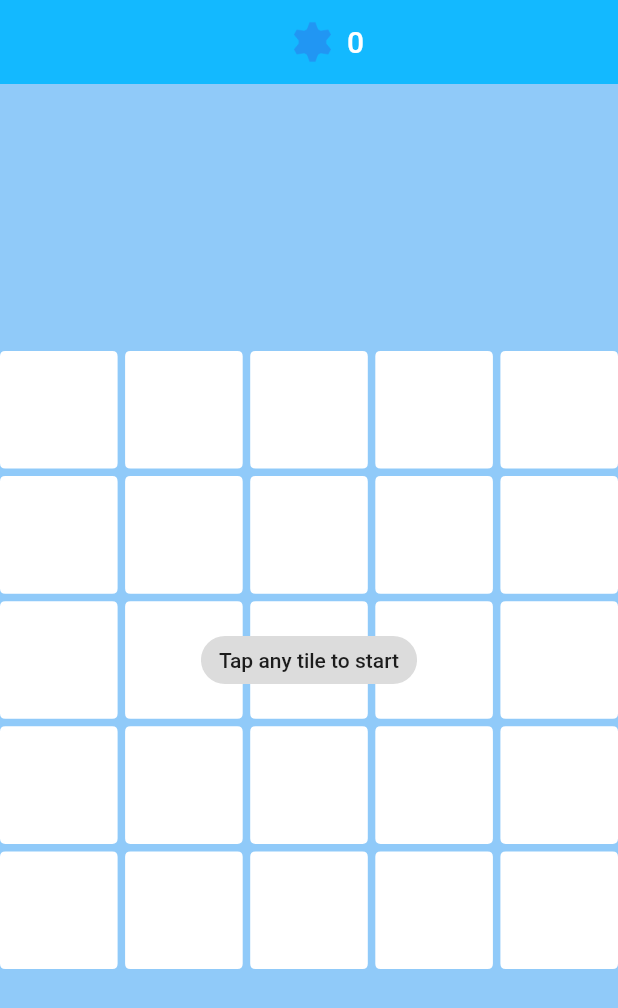
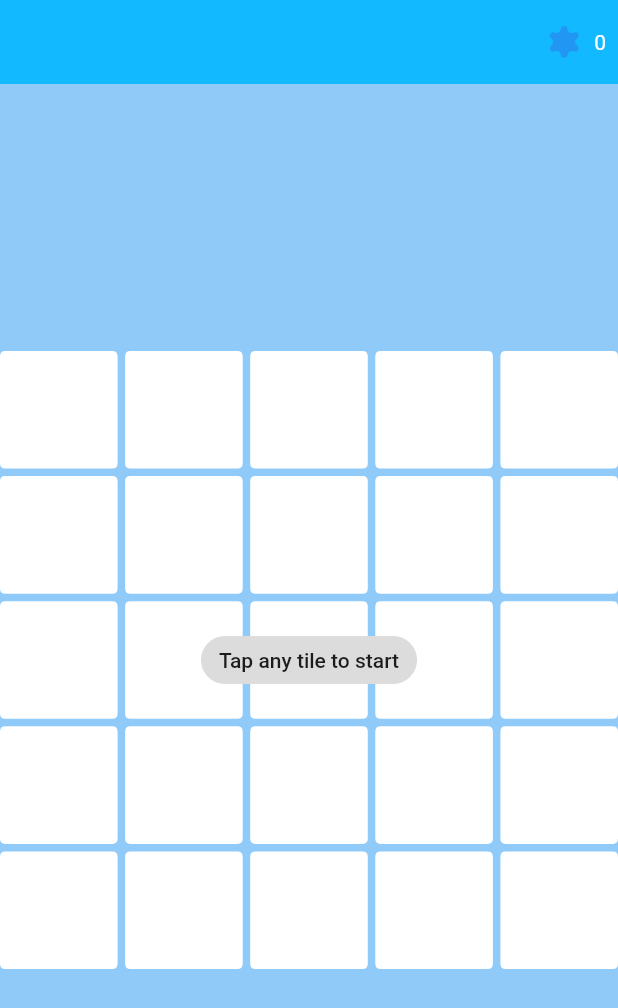
Before and after one commit to ryg-git/mineswiper, a Flutter app: the screen it shows after launch, on a phone screen of 412 x 824 dp. Shown: the top 1008 px of the screen. Run offline on Flutter 3.47's test engine with Material 2 defaults, Android fonts, the phone set to English and light mode, and no system bars; our stand-ins replace flutter_hooks, freezed_annotation, gap, google_fonts, hooks_riverpod; missing offline and left inert: throttling; generated files the repository leaves out were written again.

```diff
--- a/lib/app/view/app.dart
+++ b/lib/app/view/app.dart
@@ -1,3 +1,4 @@
+import 'package:flutter/gestures.dart';
 import 'package:flutter/material.dart';
 import 'package:flutter_localizations/flutter_localizations.dart';
 import 'package:hooks_riverpod/hooks_riverpod.dart';
@@ -17,10 +18,19 @@ class App extends HookConsumerWidget {
       theme: AppTheme.lightTheme,
       darkTheme: AppTheme.darkTheme,
       themeMode: darkMode ? ThemeMode.dark : ThemeMode.light,
+      debugShowCheckedModeBanner: false,
       localizationsDelegates: const [
         AppLocalizations.delegate,
         GlobalMaterialLocalizations.delegate,
       ],
+      scrollBehavior: MaterialScrollBehavior().copyWith(
+        dragDevices: {
+          PointerDeviceKind.mouse,
+          PointerDeviceKind.touch,
+          PointerDeviceKind.stylus,
+          PointerDeviceKind.unknown
+        },
+      ),
       supportedLocales: AppLocalizations.supportedLocales,
       home: const PuzzlePage(),
     );
--- a/lib/puzzle/puzzle_page.dart
+++ b/lib/puzzle/puzzle_page.dart
@@ -3,7 +3,9 @@ import 'package:flutter_hooks/flutter_hooks.dart';
 import 'package:hooks_riverpod/hooks_riverpod.dart';
 import 'package:mineswiper/l10n/l10n.dart';
 import 'package:mineswiper/puzzle/providers/puzzle_pro.dart';
+import 'package:mineswiper/puzzle/widgets/flag_lost.dart';
 import 'package:mineswiper/puzzle/widgets/mine_count.dart';
+import 'package:mineswiper/puzzle/widgets/mine_lost.dart';
 import 'package:mineswiper/puzzle/widgets/mine_timer.dart';
 import 'package:mineswiper/utils/theme.dart';
 import 'package:throttling/throttling.dart';
@@ -18,30 +20,51 @@ class PuzzlePage extends StatelessWidget {
   }
 }
 
-class PuzzleView extends StatelessWidget {
-  /// {@macro puzzle_view}
+class PuzzleView extends HookConsumerWidget {
   const PuzzleView({Key? key}) : super(key: key);
 
   @override
-  Widget build(BuildContext context) {
+  Widget build(BuildContext context, WidgetRef ref) {
     return Scaffold(
       backgroundColor: context.theme.backgroundColor,
       appBar: AppBar(
-        title: Row(
-          mainAxisSize: MainAxisSize.min,
-          mainAxisAlignment: MainAxisAlignment.spaceAround,
-          children: const [
-            MineTimer(),
-            MineCount(),
-          ],
-        ),
+        title: const MineTimer(),
+        actions: const [
+          MineCount(),
+        ],
         centerTitle: true,
         elevation: 0,
       ),
       body: const _Puzzle(
         key: Key('puzzle_view_puzzle'),
       ),
+      floatingActionButton: FAB(),
     );
+  }
+}
+
+class FAB extends HookConsumerWidget {
+  const FAB({Key? key}) : super(key: key);
+
+  @override
+  Widget build(BuildContext context, WidgetRef ref) {
+    final created =
+        ref.watch(puzzleProvider.select((value) => value.whiteSpaceCreated));
+    return created
+        ? FloatingActionButton(
+            onPressed: () {
+              ref.read(puzzleProvider.notifier).showHint();
+            },
+            elevation: 0,
+            focusElevation: 0,
+            hoverElevation: 0,
+            backgroundColor: context.theme.primaryColor,
+            child: Icon(
+              Icons.lightbulb_rounded,
+              color: context.theme.backgroundColor,
+            ),
+          )
+        : SizedBox();
   }
 }
 
@@ -163,6 +186,8 @@ class _ShowMessage extends HookConsumerWidget {
   Widget build(BuildContext context, WidgetRef ref) {
     final puzzleStateFailed =
         ref.watch(puzzleStateProvider.select((value) => value.puzzle.failed));
+    final lossReason = ref
+        .watch(puzzleStateProvider.select((value) => value.puzzle.lossReason));
     final whiteSpaceCreated = ref.watch(
         puzzleStateProvider.select((value) => value.puzzle.whiteSpaceCreated));
     final remainingTiles = ref.watch(remainingProvider);
@@ -170,13 +195,34 @@ class _ShowMessage extends HookConsumerWidget {
 
     Widget getMessage() {
       if (puzzleStateFailed) {
-        return Chip(
-          label: Text(
-            l10n.lost,
-            textAlign: TextAlign.center,
+        return Container(
+          color: context.theme.backgroundColor,
+          child: Column(
+            crossAxisAlignment: CrossAxisAlignment.center,
+            mainAxisAlignment: MainAxisAlignment.center,
+            mainAxisSize: MainAxisSize.min,
+            children: [
+              Text(
+                l10n.over,
+                textAlign: TextAlign.center,
+                style: context.theme.textTheme.subtitle1,
+              ),
+              if (lossReason == "mine") const MineLost(),
+              if (lossReason == "flag") const FlagLost(),
+              Padding(
+                padding: const EdgeInsets.all(8.0),
+                child: Text(
+                  lossReason == "mine" ? l10n.mineLost : l10n.flagLost,
+                  textAlign: TextAlign.center,
+                  style: context.theme.textTheme.bodySmall,
+                ),
+              ),
+            ],
           ),
         );
       } else if (remainingTiles == 0) {
+        ref.read(puzzleEndTimeProvider.notifier).state =
+            DateTime.now().millisecondsSinceEpoch;
         return Chip(
           label: Text(
             l10n.won,
```
Also changed, not shown: lib/l10n/arb/app_en.arb (+8 -1 lines), lib/puzzle/widgets/flag_lost.dart (added, +84 -0 lines), lib/puzzle/widgets/mine_lost.dart (added, +83 -0 lines), lib/models/puzzle.freezed.dart.
